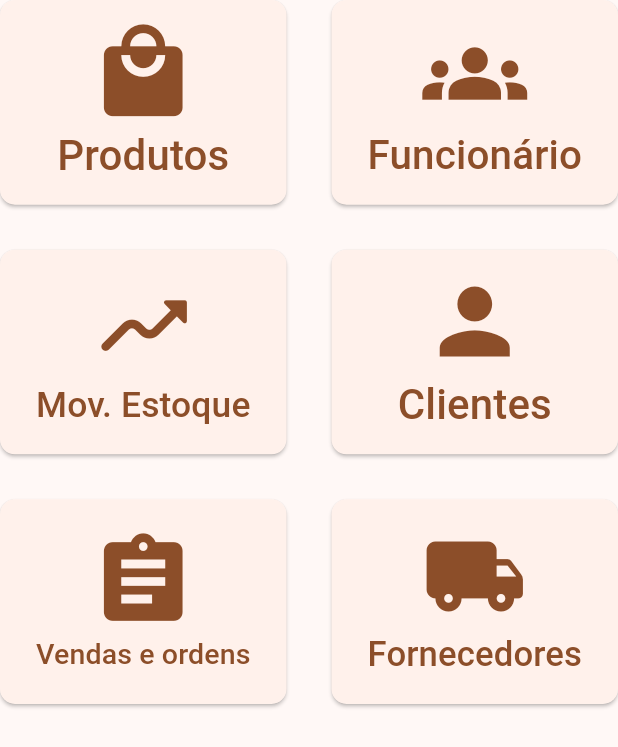
After one commit to andreschenato/stoqja, a Flutter app: the MenuButtons screen opened directly, on a phone screen of 412 x 824 dp. The commit adds this screen. Shown: the top 747 px of the screen. Run offline on Flutter 3.47's test engine with Material 3 defaults, Android fonts, the phone set to English and light mode, and no system bars; missing offline and left inert: mysql_client.

Commit message:
Criado tela de menu e outros vários ajustes

```diff
--- a/lib/login/desktop_login.dart
+++ b/lib/login/desktop_login.dart
@@ -22,7 +22,7 @@ class _DesktopLoginState extends State<DesktopLogin> {
               SizedBox(
                 height: MediaQuery.of(context).size.height / 2,
                 width: MediaQuery.of(context).size.width / 1.5,
-                child: Column(
+                child: const Column(
                   mainAxisAlignment: MainAxisAlignment.center,
                   children: [
                      LoginWidget(),
--- /dev/null
+++ b/lib/menu_principal/button.dart
@@ -0,0 +1,70 @@
+import 'package:flutter/material.dart';
+
+class GridButton extends StatelessWidget {
+  final String textoBotao;
+  final VoidCallback onPressed;
+  final IconData icone;
+  const GridButton({
+    super.key,
+    required this.textoBotao,
+    required this.onPressed,
+    required this.icone,
+  });
+
+  @override
+  Widget build(BuildContext context) {
+    double textSize, iconSize;
+    MediaQuery.of(context).size.width < 650
+        ? (textSize = 28, iconSize = 70)
+        : (textSize = 36, iconSize = 100);
+    final ButtonStyle menuButton = ButtonStyle(
+      shape: MaterialStatePropertyAll<RoundedRectangleBorder>(
+        RoundedRectangleBorder(
+          borderRadius: BorderRadius.circular(10),
+        ),
+      ),
+    );
+    return ElevatedButton(
+      style: menuButton,
+      onPressed: () {},
+      child: Column(
+        mainAxisAlignment: MainAxisAlignment.center,
+        crossAxisAlignment: CrossAxisAlignment.center,
+        children: [
+          Row(
+            mainAxisAlignment: MainAxisAlignment.center,
+            crossAxisAlignment: CrossAxisAlignment.center,
+            children: [
+              Expanded(
+                child: FittedBox(
+                  fit: BoxFit.scaleDown,
+                  child: Icon(
+                    icone,
+                    size: iconSize,
+                  ),
+                ),
+              )
+            ],
+          ),
+          Row(
+            mainAxisAlignment: MainAxisAlignment.center,
+            crossAxisAlignment: CrossAxisAlignment.center,
+            children: [
+              Expanded(
+                child: FittedBox(
+                  fit: BoxFit.scaleDown,
+                  child: Text(
+                    textoBotao,
+                    style: TextStyle(
+                      fontSize: textSize,
+                    ),
+                  ),
+                ),
+              ),
+            ],
+          ),
+        ],
+      ),
+    );
+  }
+}
--- /dev/null
+++ b/lib/menu_principal/menu_buttons.dart
@@ -0,0 +1,66 @@
+import 'package:flutter/material.dart';
+import 'package:stoque_ja/menu_principal/button.dart';
+
+class MenuButtons extends StatelessWidget {
+  const MenuButtons({super.key});
+
+  @override
+  Widget build(BuildContext context) {
+    int axisItemsCount;
+    MediaQuery.of(context).size.width < 650
+        ? (axisItemsCount = 2)
+        : (axisItemsCount = 3);
+    double heightbox = MediaQuery.of(context).size.height;
+    return Scaffold(
+      body: Container(
+        constraints: BoxConstraints(
+          maxHeight: heightbox,
+          maxWidth: 1000,
+          minHeight: 100,
+          minWidth: 400,
+        ),
+        child: GridView(
+          shrinkWrap: true,
+          gridDelegate: SliverGridDelegateWithFixedCrossAxisCount(
+            crossAxisCount: axisItemsCount,
+            crossAxisSpacing: 30,
+            mainAxisSpacing: 30,
+            childAspectRatio: 1.4,
+          ),
+          children: [
+            GridButton(
+              textoBotao: "Produtos",
+              onPressed: () {},
+              icone: Icons.local_mall,
+            ),
+            GridButton(
+              textoBotao: "Funcionário",
+              onPressed: () {},
+              icone: Icons.groups,
+            ),
+            GridButton(
+              textoBotao: "Mov. Estoque",
+              onPressed: () {},
+              icone: Icons.moving_rounded,
+            ),
+            GridButton(
+              textoBotao: "Clientes",
+              onPressed: () {},
+              icone: Icons.person,
+            ),
+            GridButton(
+              textoBotao: "Vendas e ordens",
+              onPressed: () {},
+              icone: Icons.assignment,
+            ),
+            GridButton(
+              textoBotao: "Fornecedores",
+              onPressed: () {},
+              icone: Icons.local_shipping_rounded,
+            ),
+          ],
+        ),
+      ),
+    );
+  }
+}
--- a/lib/rotas/routes.dart
+++ b/lib/rotas/routes.dart
@@ -1,8 +1,8 @@
 import 'package:flutter/material.dart';
 import 'package:stoque_ja/login/tela_login.dart';
-import 'package:stoque_ja/menu_principal/menu.dart';
+import 'package:stoque_ja/menu_principal/tela_menu.dart';
 
 var rotas = <String, WidgetBuilder>{
   '/' : (context) => const TelaLogin(),
-  '/Menu' : (context) => const Menu(),
+  '/Menu' : (context) => const TelaMenu(),
 };
```
Also changed, not shown: lib/database/db_config.dart (+6 -5 lines), lib/database/db_variables-example.dart (added, +7 -0 lines), lib/login/login_widget.dart (+5 -5 lines), lib/login/mobile_login.dart (+22 -7 lines), lib/main.dart (+8 -8 lines), lib/menu_principal/desktop_menu.dart (added, +60 -0 lines), lib/menu_principal/drawer_component.dart (added, +124 -0 lines), lib/menu_principal/menu.dart (deleted, +0 -16 lines), lib/menu_principal/mobile_menu.dart (added, +52 -0 lines), lib/menu_principal/tela_menu.dart (added, +23 -0 lines), 1 other file.
